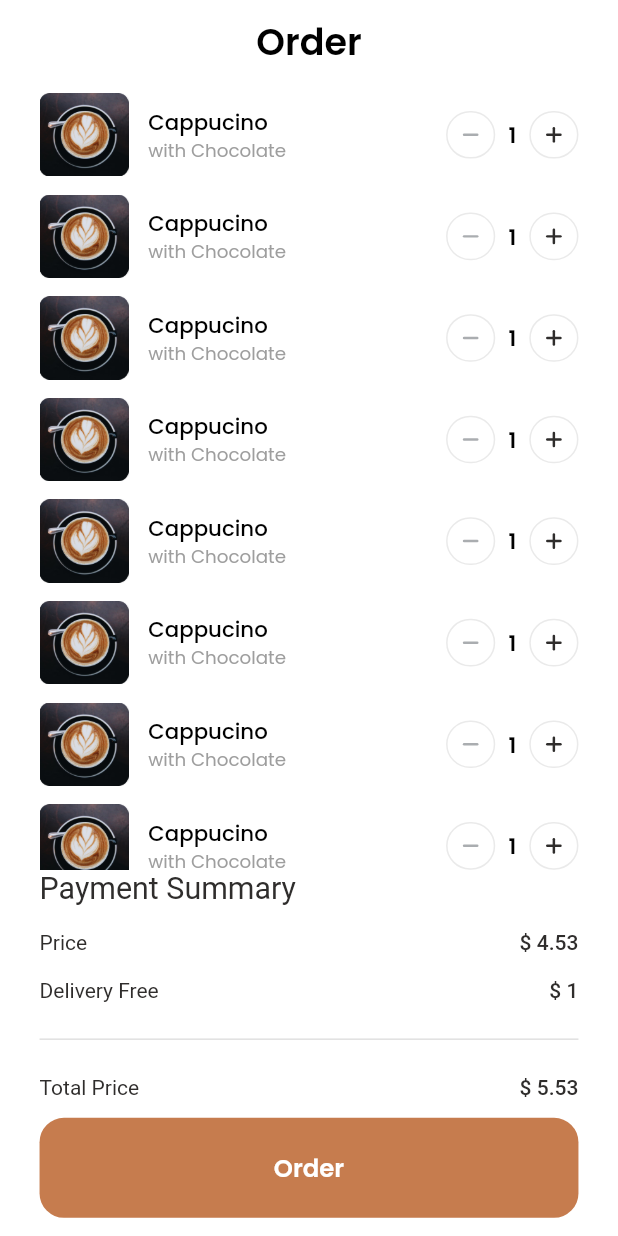
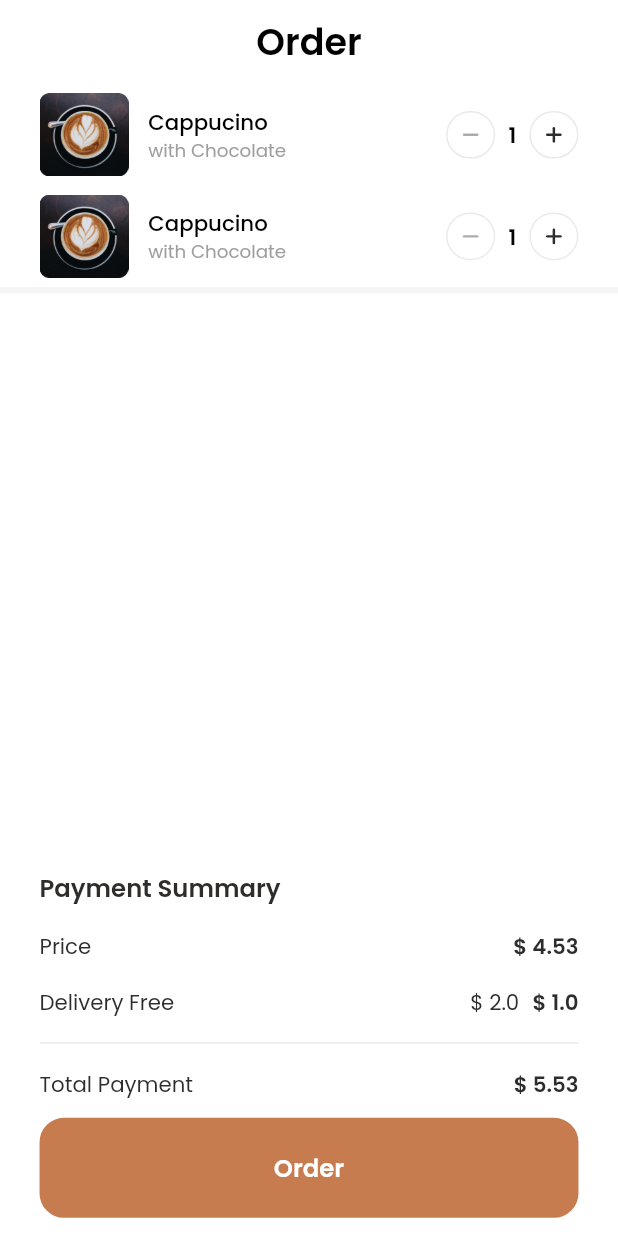
Before and after one commit to Rukhiddinovich/Coffeelito, a Flutter app: the OrderScreen screen opened directly, on a phone screen of 412 x 824 dp. Run offline on Flutter 3.47's test engine with Material 2 defaults, Android fonts, the phone set to English and light mode, and no system bars; drawn by our look-alikes of zoom_tap_animation; our stand-ins replace cloud_firestore, equatable, firebase_core, flutter_bloc, flutter_screenutil, flutter_svg and 3 more; accounts and stored records are empty.

```diff
--- a/lib/bloc/order/order_bloc.dart
+++ b/lib/bloc/order/order_bloc.dart
@@ -14,15 +14,15 @@ part 'order_state.dart';
 class OrderBloc extends Bloc<OrderEvent, OrderState> {
 
   OrderBloc({required this.orderRepository}) : super(OrderInitial()) {
-    on<AddOrderEvent>(addOrder);
-    on<DeleteOrderEvent>(deleteOrder);
-    on<GetOrderEvent>(listenOrders);
+    on<AddOrderEvent>(_addOrder);
+    on<DeleteOrderEvent>(_deleteOrder);
+    on<GetOrderEvent>(_listenOrders);
   }
 
   final OrderRepository orderRepository;
   List<OrderModel> userOrders=[];
 
-  Future<void> addOrder(AddOrderEvent event,Emitter<OrderState> emit)async{
+  _addOrder(AddOrderEvent event,Emitter<OrderState> emit)async{
     emit(OrderLoadingState());
     UniversalData universalData  = await orderRepository.addOrder(orderModel: event.orderModel);
     if(universalData.error.isNotEmpty){
@@ -34,7 +34,7 @@ class OrderBloc extends Bloc<OrderEvent, OrderState> {
     emit(OrderInitial());
   }
 
-  Future<void> deleteOrder(DeleteOrderEvent event,Emitter<OrderState> emit)async{
+  _deleteOrder(DeleteOrderEvent event,Emitter<OrderState> emit)async{
     emit(OrderLoadingState());
     UniversalData universalData = await orderRepository.deleteOrder(orderId: event.orderId);
     if(universalData.error.isNotEmpty){
@@ -67,7 +67,7 @@ class OrderBloc extends Bloc<OrderEvent, OrderState> {
   }
 
 
-  listenOrders(GetOrderEvent event,Emitter<OrderState> emit) async {
+  _listenOrders(GetOrderEvent event,Emitter<OrderState> emit) async {
     listenOrdersList(event.userId).listen((List<OrderModel> orders) {
       userOrders = orders;
       debugPrint("CURRENT USER ORDERS LENGTH:${userOrders.length}");
--- a/lib/bloc/product/product_bloc.dart
+++ b/lib/bloc/product/product_bloc.dart
@@ -3,7 +3,6 @@ import 'dart:async';
 import 'package:cloud_firestore/cloud_firestore.dart';
 import 'package:coffeelito/data/local/db/local_database.dart';
 import 'package:coffeelito/data/models/product/product_model.dart';
-import 'package:coffeelito/data/models/product/product_model_for_sql.dart';
 import 'package:equatable/equatable.dart';
 import 'package:flutter/foundation.dart';
 import 'package:flutter_bloc/flutter_bloc.dart';
@@ -13,19 +12,19 @@ part 'product_state.dart';
 
 class ProductBloc extends Bloc<ProductEvent, ProductState> {
   ProductBloc() : super(ProductInitial()) {
-    on<GetProductsEvent>(listenProducts);
-    on<GetAllProductsEvent>(getAllProducts);
-    on<AddProductEvent>(addProduct);
-    on<DeleteProductEvent>(deleteProduct);
-    on<DeleteAllProductsEvent>(deleteAllProduct);
-    on<DecrementProductEvent>(decrementProduct);
-    on<IncrementProductEvent>(incrementProduct);
-    on<CheckProductEvent>(checkProduct);
+    on<GetProductsEvent>(_listenProducts);
+    on<GetAllProductsEvent>(_getAllProducts);
+    on<AddProductEvent>(_addProduct);
+    on<DeleteProductEvent>(_deleteProduct);
+    on<DeleteAllProductsEvent>(_deleteAllProduct);
+    on<DecrementProductEvent>(_decrementProduct);
+    on<IncrementProductEvent>(_incrementProduct);
+    on<CheckProductEvent>(_checkProduct);
     on<ChangeCateIdProductsEvent>(changeCategoryId);
     on<UpdateEvent>(update);
   }
 
-  List<ProductModelForSql> productsSql=[];
+  List<CoffeeModelSql> productsSql=[];
   String searchText='';
   List<CoffeeModel> products=[];
   String categoryId = "";
@@ -41,7 +40,7 @@ class ProductBloc extends Bloc<ProductEvent, ProductState> {
     emit(ProductInitial());
   }
 
-  Future<void> addProduct(AddProductEvent event,Emitter<ProductState> emit)async{
+  _addProduct(AddProductEvent event,Emitter<ProductState> emit)async{
     try{
       emit(ProductLoadingState());
       await LocalDatabase.insertProduct(event.productModelForSql);
@@ -52,7 +51,7 @@ class ProductBloc extends Bloc<ProductEvent, ProductState> {
     emit(ProductInitial());
   }
 
-  Future<void> deleteProduct(DeleteProductEvent event,Emitter<ProductState> emit)async{
+  _deleteProduct(DeleteProductEvent event,Emitter<ProductState> emit)async{
     try{
       emit(ProductLoadingState());
       await LocalDatabase.deleteProduct(event.id);
@@ -63,7 +62,7 @@ class ProductBloc extends Bloc<ProductEvent, ProductState> {
     emit(ProductInitial());
   }
 
-  Future<void> decrementProduct(DecrementProductEvent event,Emitter<ProductState> emit)async{
+  _decrementProduct(DecrementProductEvent event,Emitter<ProductState> emit)async{
     try{
       emit(ProductLoadingState());
       await LocalDatabase.decrementProduct(id: event.id);
@@ -74,7 +73,7 @@ class ProductBloc extends Bloc<ProductEvent, ProductState> {
     emit(ProductInitial());
   }
 
-  Future<void> incrementProduct(IncrementProductEvent event,Emitter<ProductState> emit)async{
+ _incrementProduct(IncrementProductEvent event,Emitter<ProductState> emit)async{
     try{
       emit(ProductLoadingState());
       await LocalDatabase.decrementProduct(id: event.id);
@@ -85,7 +84,7 @@ class ProductBloc extends Bloc<ProductEvent, ProductState> {
     emit(ProductInitial());
   }
 
-  Future<void> checkProduct(CheckProductEvent event,Emitter<ProductState> emit)async{
+ _checkProduct(CheckProductEvent event,Emitter<ProductState> emit)async{
     try{
       emit(ProductLoadingState());
       await LocalDatabase.checkProduct(id: event.id);
@@ -96,7 +95,7 @@ class ProductBloc extends Bloc<ProductEvent, ProductState> {
     emit(ProductInitial());
   }
 
-  Future<void> getAllProducts(GetAllProductsEvent event,Emitter<ProductState> emit)async{
+  _getAllProducts(GetAllProductsEvent event,Emitter<ProductState> emit)async{
     try{
       emit(ProductLoadingState());
       productsSql=await LocalDatabase.getAllProducts();
@@ -107,7 +106,7 @@ class ProductBloc extends Bloc<ProductEvent, ProductState> {
     emit(ProductInitial());
   }
 
-  Future<void> deleteAllProduct(DeleteAllProductsEvent event,Emitter<ProductState> emit)async{
+ _deleteAllProduct(DeleteAllProductsEvent event,Emitter<ProductState> emit)async{
     try{
       emit(ProductLoadingState());
       await LocalDatabase.deleteAllProducts();
@@ -138,7 +137,7 @@ class ProductBloc extends Bloc<ProductEvent, ProductState> {
     }
   }
 
-  listenProducts(GetProductsEvent event, Emitter<ProductState> emit)async{
+  _listenProducts(GetProductsEvent event, Emitter<ProductState> emit)async{
     emit(ProductLoadingState());
     getProducts().listen((List<CoffeeModel> product) {
       products = product;
--- a/lib/bloc/product/product_event.dart
+++ b/lib/bloc/product/product_event.dart
@@ -8,7 +8,7 @@ class GetProductsEvent extends ProductEvent {
 }
 
 class AddProductEvent extends ProductEvent {
-  final ProductModelForSql productModelForSql;
+  final CoffeeModelSql productModelForSql;
 
   AddProductEvent({required this.productModelForSql});
 
--- a/lib/data/models/order/form_status_order.dart
+++ /dev/null
@@ -1,6 +0,0 @@
-class FormStatusOrder {
-  static const pure = "pure";
-  static const inProgress = "in progress";
-  static const failed = "failed";
-  static const success = "success";
-}
--- a/lib/data/models/product/product_model.dart
+++ b/lib/data/models/product/product_model.dart
@@ -1,3 +1,101 @@
+class CoffeeModelFields {
+  static const categoryId = "categoryId";
+  static const coffeeName = "coffeeName";
+  static const id = "id";
+  static const coffeeImage = "coffeeImage";
+  static const description = "description";
+  static const coffeePrice = "coffeePrice";
+  static const coffeeId = "coffeeId";
+  static const count = "count";
+  static const tableName = "products";
+  static const favorites = "favorites";
+}
+
+class CoffeeModelSql {
+  final int? id;
+  final String coffeeId;
+  final int count;
+  final String coffeeName;
+  final double coffeePrice;
+  final String coffeeImage;
+  final String categoryId;
+  final String description;
+
+  CoffeeModelSql(
+      {this.id,
+        required this.categoryId,
+        required this.count,
+        required this.coffeeImage,
+        required this.description,
+        required this.coffeeName,
+        required this.coffeePrice,
+        required this.coffeeId});
+
+  factory CoffeeModelSql.fromJson(Map<String, dynamic> json) {
+    return CoffeeModelSql(
+      id: json[CoffeeModelFields.id] ?? 0,
+      coffeeId: json[CoffeeModelFields.coffeeId] as String? ?? '',
+      count: json[CoffeeModelFields.count] as int? ?? 0,
+      coffeeName: json[CoffeeModelFields.coffeeName] as String? ?? "",
+      coffeePrice: json[CoffeeModelFields.coffeePrice] as double? ?? 0,
+      coffeeImage: json[CoffeeModelFields.coffeeImage] as String? ?? "",
+      categoryId: json[CoffeeModelFields.categoryId] as String? ?? "",
+      description: json[CoffeeModelFields.description] as String? ?? "",
+    );
+  }
+
+  CoffeeModelSql copyWith({
+    String? coffeeName,
+    int? id,
+    String? coffeeId,
+    int? count,
+    double? coffeePrice,
+    String? coffeeImage,
+    String? description,
+    String? categoryId,
+  }) {
+    return CoffeeModelSql(
+      coffeeName: coffeeName ?? this.coffeeName,
+      coffeeId: coffeeId ?? this.coffeeId,
+      count: count ?? this.count,
+      coffeePrice: coffeePrice ?? this.coffeePrice,
+      coffeeImage: coffeeImage ?? this.coffeeImage,
+      id: id ?? this.id,
+      categoryId:  categoryId ?? this.categoryId,
+      description:  description ?? this.description,
+    );
+  }
+
+  Map<String, dynamic> toJson() {
+    return {
+      CoffeeModelFields.coffeeName: coffeeName,
+      CoffeeModelFields.id: id,
+      CoffeeModelFields.coffeePrice: coffeePrice,
+      CoffeeModelFields.count: count,
+      CoffeeModelFields.coffeeId: coffeeId,
+      CoffeeModelFields.coffeeImage: coffeeImage,
+      CoffeeModelFields.categoryId: categoryId,
+      CoffeeModelFields.description: description,
+    };
+  }
+
+  @override
+  String toString() {
+    return '''
+      name: $coffeeName
+      productId: $coffeeId
+      price: $coffeePrice
+      count: $count
+      photoUrl: $coffeeImage
+      id: $id,
+      categoryId: $categoryId
+      description: $description,
+    ''';
+  }
+}
+
+
+
 class CoffeeModel {
   final String coffeeName;
   final String coffeeImage;
--- a/lib/presentation/tab_box/app_routes.dart
+++ b/lib/presentation/tab_box/app_routes.dart
@@ -5,11 +5,10 @@ import 'package:coffeelito/presentation/tab_box/home/widgets/product_detail_scre
 import 'package:coffeelito/presentation/tab_box/tab_box.dart';
 import 'package:flutter/material.dart';
 
-
 class RouteNames {
-  static const String homeScreen = "/home";
+  static const String splashScreen = "/";
+  static const String homeScreen = "/home_screen";
   static const String onBoarding = "/on_boarding";
-  static const String splashScreen = "/";
   static const String tabBox = "/tab_box";
   static const String detailScreen = "/detail_screen";
 }
@@ -41,7 +40,7 @@ class AppRoutes {
         return MaterialPageRoute(
           builder: (context) => const Scaffold(
             body: Center(
-              child: Text("Route not found!"),
+              child: Text("Route not available!"),
             ),
           ),
         );
--- a/lib/presentation/tab_box/order/order_screen.dart
+++ b/lib/presentation/tab_box/order/order_screen.dart
@@ -41,7 +41,7 @@ class _OrderScreenState extends State<OrderScreen> {
             child: ListView(
               physics: const BouncingScrollPhysics(),
               children: [
-                ...List.generate(8, (index) {
+                ...List.generate(2, (index) {
                   return Container(
                     margin:
                         EdgeInsets.symmetric(vertical: 6.h, horizontal: 24.w),
@@ -53,17 +53,19 @@ class _OrderScreenState extends State<OrderScreen> {
                           fit: BoxFit.cover,
                         ),
                         12.pw,
-                        RichText(
-                          text: TextSpan(
-                            text: "Cappucino\n",
+                        Column(
+                          crossAxisAlignment: CrossAxisAlignment.start,
+                          children: [
+                            Text(
+                              "Cappucino",
                               style: TextStyle(
                                   fontFamily: "Poppins",
                                   fontSize: 14.sp,
                                   fontWeight: FontWeight.w500,
                                   color: AppColors.black),
-                            children: [
-                              TextSpan(
-                                text: "with Chocolate",
+                            ),
+                            Text(
+                              "with Chocolate",
                               style: TextStyle(
                                   fontFamily: "Poppins",
                                   fontSize: 12.sp,
@@ -71,7 +73,6 @@ class _OrderScreenState extends State<OrderScreen> {
                                   color: Colors.grey),
                             ),
                           ],
-                          ),
                         ),
                         Expanded(
                           child: Row(
@@ -140,7 +141,7 @@ class _OrderScreenState extends State<OrderScreen> {
                 }),
                 Container(
                     height: 4.h,
-                    decoration: BoxDecoration(color: Color(0xFFF4F4F4)))
+                    decoration: const BoxDecoration(color: Color(0xFFF4F4F4)))
               ],
             ),
           ),
@@ -151,10 +152,11 @@ class _OrderScreenState extends State<OrderScreen> {
               children: [
                 Text(
                   "Payment Summary",
-                  style: Theme.of(context)
-                      .textTheme
-                      .titleMedium!
-                      .copyWith(color: AppColors.C_2F2D2C, fontSize: 20.sp),
+                  style: TextStyle(
+                      fontFamily: "Poppins",
+                      fontSize: 16.sp,
+                      fontWeight: FontWeight.w600,
+                      color: AppColors.C_2F2D2C),
                 ),
                 16.ph,
                 Row(
@@ -162,17 +164,19 @@ class _OrderScreenState extends State<OrderScreen> {
                   children: [
                     Text(
                       "Price",
-                      style: Theme.of(context)
-                          .textTheme
-                          .bodyMedium!
-                          .copyWith(color: AppColors.C_2F2D2C),
+                      style: TextStyle(
+                          fontFamily: "Poppins",
+                          fontSize: 14.sp,
+                          fontWeight: FontWeight.w400,
+                          color: AppColors.C_2F2D2C),
                     ),
                     Text(
                       "\$ 4.53",
-                      style: Theme.of(context)
-                          .textTheme
-                          .labelLarge!
-                          .copyWith(color: AppColors.C_2F2D2C),
+                      style: TextStyle(
+                          fontFamily: "Poppins",
+                          fontSize: 14.sp,
+                          fontWeight: FontWeight.w600,
+                          color: AppColors.C_2F2D2C),
                     ),
                   ],
                 ),
@@ -182,39 +186,56 @@ class _OrderScreenState extends State<OrderScreen> {
                   children: [
                     Text(
                       "Delivery Free",
-                      style: Theme.of(context)
-                          .textTheme
-                          .bodyMedium!
-                          .copyWith(color: AppColors.C_2F2D2C),
+                      style: TextStyle(
+                          fontFamily: "Poppins",
+                          fontSize: 14.sp,
+                          fontWeight: FontWeight.w400,
+                          color: AppColors.C_2F2D2C),
                     ),
+                    Row(
+                      children: [
                         Text(
-                      "\$ 1",
-                      style: Theme.of(context).textTheme.labelLarge!.copyWith(
-                            color: AppColors.C_2F2D2C,
+                          "\$ 2.0",
+                          style: TextStyle(
+                              fontFamily: "Poppins",
+                              fontSize: 14.sp,
+                              fontWeight: FontWeight.w400,
+                              color: AppColors.C_2F2D2C),
                         ),
+                        8.pw,
+                        Text(
+                          "\$ 1.0",
+                          style: TextStyle(
+                              fontFamily: "Poppins",
+                              fontSize: 14.sp,
+                              fontWeight: FontWeight.w600,
+                              color: AppColors.C_2F2D2C),
+                        ),
+                      ],
                     ),
                   ],
                 ),
                 16.ph,
-                const Divider(
-                  thickness: 1,
-                ),
+                const Divider(height: 1),
                 16.ph,
                 Row(
                   mainAxisAlignment: MainAxisAlignment.spaceBetween,
                   children: [
                     Text(
-                      "Total Price",
-                      style: Theme.of(context)
-                          .textTheme
-                          .bodyMedium!
-                          .copyWith(color: AppColors.C_2F2D2C),
+                      "Total Payment",
+                      style: TextStyle(
+                          fontFamily: "Poppins",
+                          fontSize: 14.sp,
+                          fontWeight: FontWeight.w400,
+                          color: AppColors.C_2F2D2C),
                     ),
                     Text(
                       "\$ 5.53",
-                      style: Theme.of(context).textTheme.labelLarge!.copyWith(
-                            color: AppColors.C_2F2D2C,
-                          ),
+                      style: TextStyle(
+                          fontFamily: "Poppins",
+                          fontSize: 14.sp,
+                          fontWeight: FontWeight.w600,
+                          color: AppColors.C_2F2D2C),
                     ),
                   ],
                 ),
--- a/lib/presentation/tab_box/tab_box.dart
+++ b/lib/presentation/tab_box/tab_box.dart
@@ -26,7 +26,7 @@ class TabBox extends StatelessWidget {
         children: pages,
       ),
       bottomNavigationBar: SizedBox(
-        height: 70,
+        height: 70.h,
         child: ClipRRect(
           borderRadius: BorderRadius.only(
               topLeft: Radius.circular(20.r), topRight: Radius.circular(20.r)),
```
Also changed, not shown: lib/data/local/db/local_database.dart (+36 -51 lines), lib/data/models/product/product_model_for_sql.dart (deleted, +0 -95 lines), lib/main.dart (+57 -11 lines), lib/presentation/tab_box/home/product_screen.dart (+16 -89 lines). Lines whose indentation alone changed are shown as unchanged.
